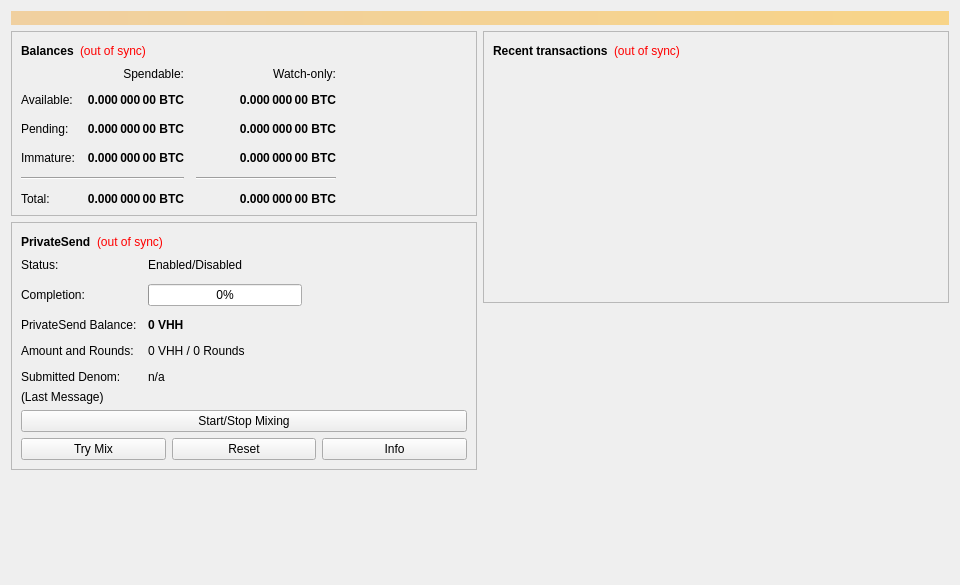
Above: src/qt/forms/overviewpage.ui from VolkshashDEV/volkshashcore before the change. Below: the same form after it.
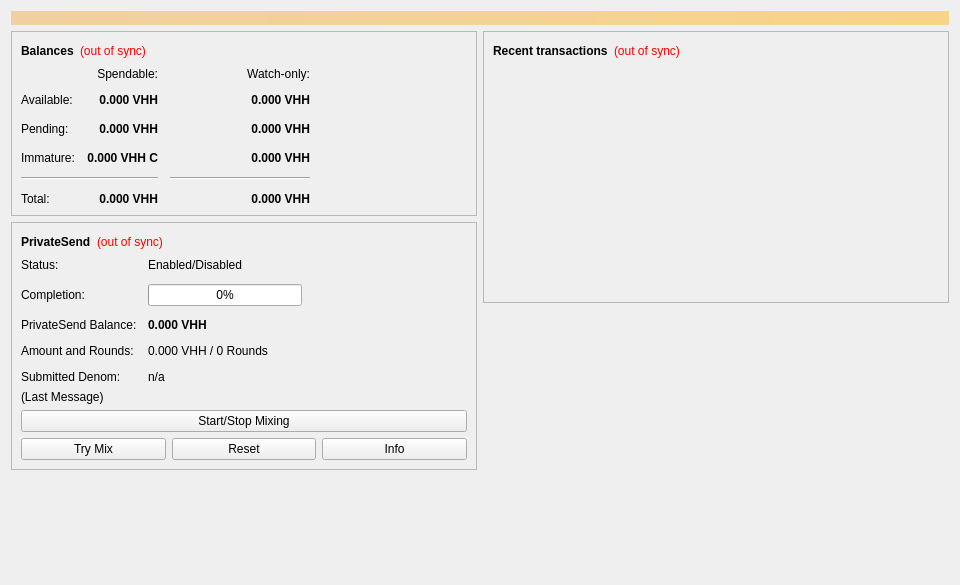
That is the form after the change.

```diff
--- a/src/qt/forms/overviewpage.ui
+++ b/src/qt/forms/overviewpage.ui
@@ -118,7 +118,7 @@
                <string>Unconfirmed transactions to watch-only addresses</string>
               </property>
               <property name="text">
-               <string notr="true">0.000 000 00 BTC</string>
+               <string notr="true">0.000 VHH</string>
               </property>
               <property name="alignment">
                <set>Qt::AlignRight|Qt::AlignTrailing|Qt::AlignVCenter</set>
@@ -143,7 +143,7 @@
                <string>Total of transactions that have yet to be confirmed, and do not yet count toward the spendable balance</string>
               </property>
               <property name="text">
-               <string notr="true">0.000 000 00 BTC</string>
+               <string notr="true">0.000 VHH</string>
               </property>
               <property name="alignment">
                <set>Qt::AlignRight|Qt::AlignTrailing|Qt::AlignVCenter</set>
@@ -168,7 +168,7 @@
                <string>Mined balance in watch-only addresses that has not yet matured</string>
               </property>
               <property name="text">
-               <string notr="true">0.000 000 00 BTC</string>
+               <string notr="true">0.000 VHH</string>
               </property>
               <property name="alignment">
                <set>Qt::AlignRight|Qt::AlignTrailing|Qt::AlignVCenter</set>
@@ -226,7 +226,7 @@
                <string>Mined balance that has not yet matured</string>
               </property>
               <property name="text">
-               <string notr="true">0.000 000 00 BTC</string>
+               <string notr="true">0.000 VHH C</string>
               </property>
               <property name="alignment">
                <set>Qt::AlignRight|Qt::AlignTrailing|Qt::AlignVCenter</set>
@@ -271,7 +271,7 @@
                <string>Your current total balance</string>
               </property>
               <property name="text">
-               <string notr="true">0.000 000 00 BTC</string>
+               <string notr="true">0.000 VHH</string>
               </property>
               <property name="alignment">
                <set>Qt::AlignRight|Qt::AlignTrailing|Qt::AlignVCenter</set>
@@ -296,7 +296,7 @@
                <string>Current total balance in watch-only addresses</string>
               </property>
               <property name="text">
-               <string notr="true">0.000 000 00 BTC</string>
+               <string notr="true">0.000 VHH</string>
               </property>
               <property name="alignment">
                <set>Qt::AlignRight|Qt::AlignTrailing|Qt::AlignVCenter</set>
@@ -338,7 +338,7 @@
                <string>Your current spendable balance</string>
               </property>
               <property name="text">
-               <string notr="true">0.000 000 00 BTC</string>
+               <string notr="true">0.000 VHH</string>
               </property>
               <property name="alignment">
                <set>Qt::AlignRight|Qt::AlignTrailing|Qt::AlignVCenter</set>
@@ -363,7 +363,7 @@
                <string>Your current balance in watch-only addresses</string>
               </property>
               <property name="text">
-               <string notr="true">0.000 000 00 BTC</string>
+               <string notr="true">0.000 VHH</string>
               </property>
               <property name="alignment">
                <set>Qt::AlignRight|Qt::AlignTrailing|Qt::AlignVCenter</set>
@@ -514,7 +514,7 @@
                </font>
               </property>
               <property name="text">
-               <string notr="true">0 VHH</string>
+               <string notr="true">0.000 VHH</string>
               </property>
              </widget>
             </item>
@@ -528,7 +528,7 @@
             <item row="3" column="1">
              <widget class="QLabel" name="labelAmountRounds">
               <property name="text">
-               <string>0 VHH / 0 Rounds</string>
+               <string>0.000 VHH / 0 Rounds</string>
               </property>
              </widget>
             </item>
```
